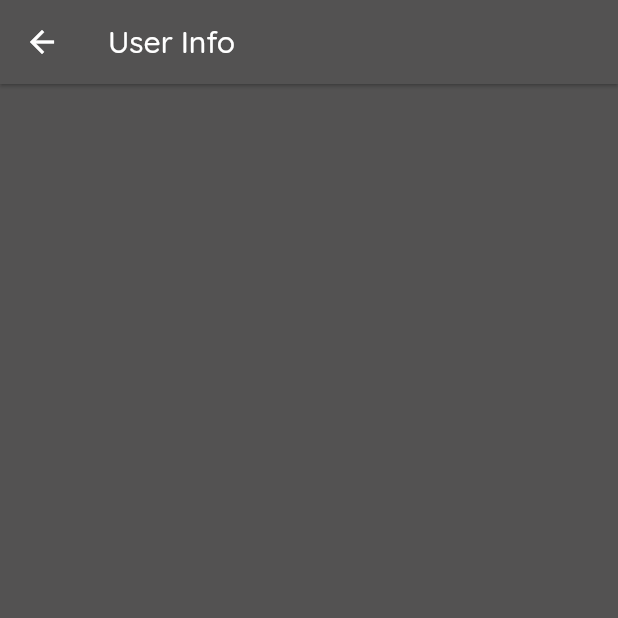
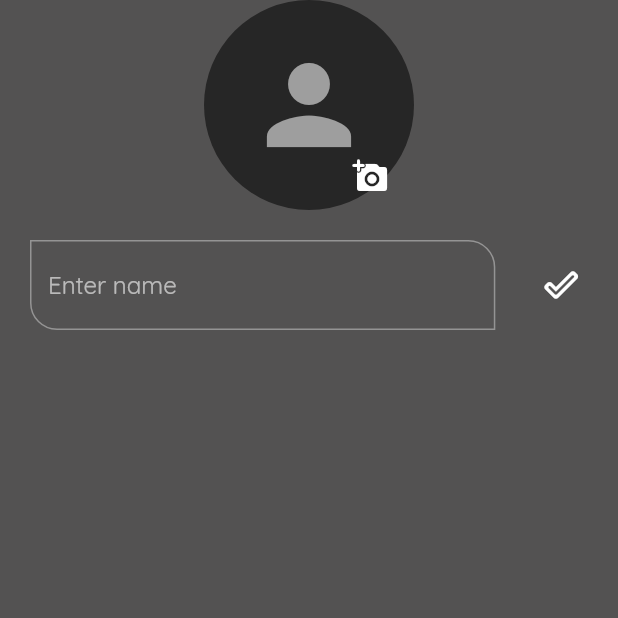
Before and after one commit to Sharathk1999/ChatterBox, a Flutter app: the UserInfoScreen screen opened by its route, on a phone screen of 412 x 824 dp, the top half of it. Run offline on Flutter 3.47's test engine with Material 2 defaults, Android fonts, the phone set to English and light mode, and no system bars; our stand-ins replace cloud_firestore, country_picker, firebase_auth, firebase_core, flutter_riverpod, google_fonts and 2 more; accounts and stored records are empty.

Commit message:
User details UI finished

```diff
--- /dev/null
+++ b/lib/common/repository/firebase_common_storage_repo.dart
@@ -0,0 +1 @@
+//to do
--- a/lib/features/auth/screens/user_info_screen.dart
+++ b/lib/features/auth/screens/user_info_screen.dart
@@ -1,17 +1,96 @@
-import 'package:chatterbox/colors.dart';
+import 'dart:io';
+
+import 'package:chatterbox/common/utils/utils.dart';
 import 'package:flutter/material.dart';
 
-class UserInfoScreen extends StatelessWidget {
+class UserInfoScreen extends StatefulWidget {
   static const String routeName = '/user-information';
   const UserInfoScreen({super.key});
 
   @override
+  State<UserInfoScreen> createState() => _UserInfoScreenState();
+}
+
+class _UserInfoScreenState extends State<UserInfoScreen> {
+  final TextEditingController nameController = TextEditingController();
+  File? image;
+
+  @override
+  void dispose() {
+    super.dispose();
+    nameController.dispose();
+  }
+
+  void selectImage() async {
+    image = await pickImageFromGallery(context);
+    setState(() {});
+  }
+
+  @override
   Widget build(BuildContext context) {
-    return  Scaffold(
-      appBar: AppBar(
-        title:const Text('User Info'),
-        elevation: 1,
-        backgroundColor: backgroundColor,
+    final size = MediaQuery.of(context).size;
+    return Scaffold(
+      body: SafeArea(
+        child: Center(
+          child: Column(
+            children: [
+              Stack(
+                children: [
+                  image == null
+                      ? const CircleAvatar(
+                          radius: 70,
+                          backgroundColor: Colors.black54,
+                          child: Icon(
+                            Icons.person,
+                            size: 84,
+                          ),
+                        )
+                      : CircleAvatar(
+                          radius: 80,
+                          backgroundColor: Colors.black54,
+                          backgroundImage: FileImage(
+                            image!,
+                          ),
+                        ),
+                  Positioned(
+                    bottom: -1,
+                    right: 5,
+                    child: IconButton(
+                      onPressed: selectImage,
+                      icon: const Icon(
+                        Icons.add_a_photo_rounded,
+                      ),
+                    ),
+                  ),
+                ],
+              ),
+              Row(
+                children: [
+                  Container(
+                    width: size.width * 0.85,
+                    padding: const EdgeInsets.all(20),
+                    child: TextField(
+                      controller: nameController,
+                      decoration: const InputDecoration(
+                          hintText: 'Enter name',
+                          border: OutlineInputBorder(
+                              borderRadius: BorderRadius.only(
+                            topRight: Radius.circular(18),
+                            bottomLeft: Radius.circular(18),
+                          ))),
+                    ),
+                  ),
+                  IconButton(
+                    onPressed: () {},
+                    icon: const Icon(
+                      Icons.done_outline_rounded,
+                    ),
+                  ),
+                ],
+              )
+            ],
+          ),
+        ),
       ),
     );
   }
--- a/pubspec.yaml
+++ b/pubspec.yaml
@@ -41,6 +41,8 @@ dependencies:
   cloud_firestore: ^4.12.0
   country_picker: ^2.0.21
   flutter_riverpod: ^2.4.4
+  image_picker: ^1.0.4
+  firebase_storage: ^11.4.1
 
 
 dev_dependencies:
```
Also changed, not shown: lib/common/utils/utils.dart (+20 -0 lines), lib/features/auth/repository/auth_repository.dart (+19 -0 lines), pubspec.lock, 5 other files.
